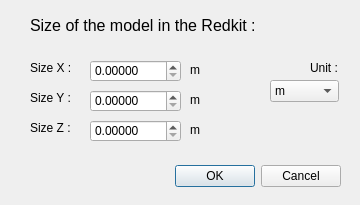
Old version of the form W2ENT_QT/resize.ui in the repository JLouis-B/RedTools.
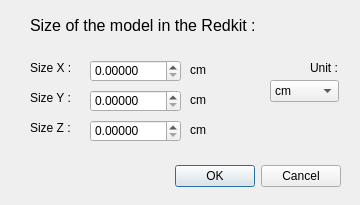
New version of the form.

```diff
--- a/W2ENT_QT/resize.ui
+++ b/W2ENT_QT/resize.ui
@@ -126,7 +126,7 @@
     </rect>
    </property>
    <property name="text">
-    <string>m</string>
+    <string>cm</string>
    </property>
   </widget>
   <widget class="QLabel" name="label_unitY">
@@ -139,7 +139,7 @@
     </rect>
    </property>
    <property name="text">
-    <string>m</string>
+    <string>cm</string>
    </property>
   </widget>
   <widget class="QLabel" name="label_unitZ">
@@ -152,7 +152,7 @@
     </rect>
    </property>
    <property name="text">
-    <string>m</string>
+    <string>cm</string>
    </property>
   </widget>
   <widget class="QLabel" name="label_7">
@@ -197,7 +197,7 @@
    </property>
    <item>
     <property name="text">
-     <string>m</string>
+     <string>cm</string>
     </property>
    </item>
    <item>
```
Left out of the diff: 2 changed lines with no effect on the pictures.
